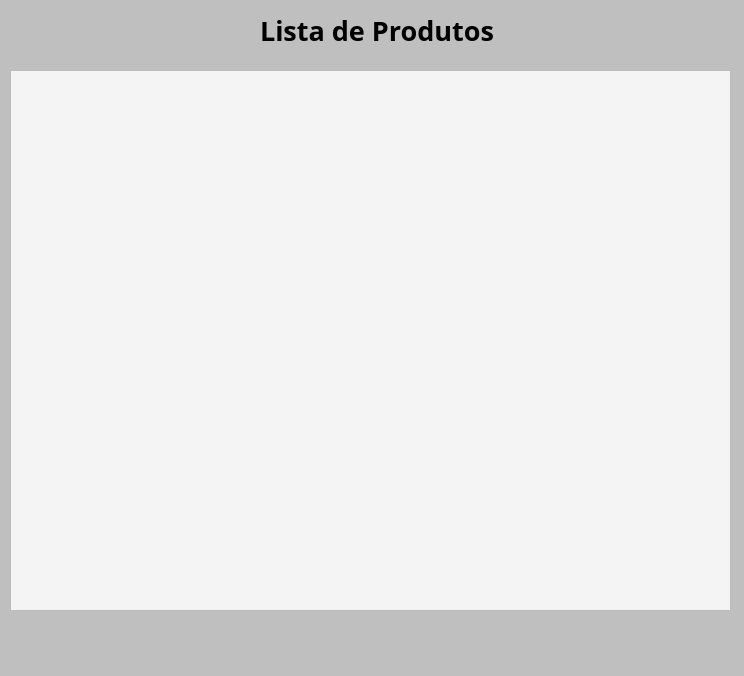
First picture: the form in listar_dados.ui, repository lucarueira/PDV-Shadow, before the edit.
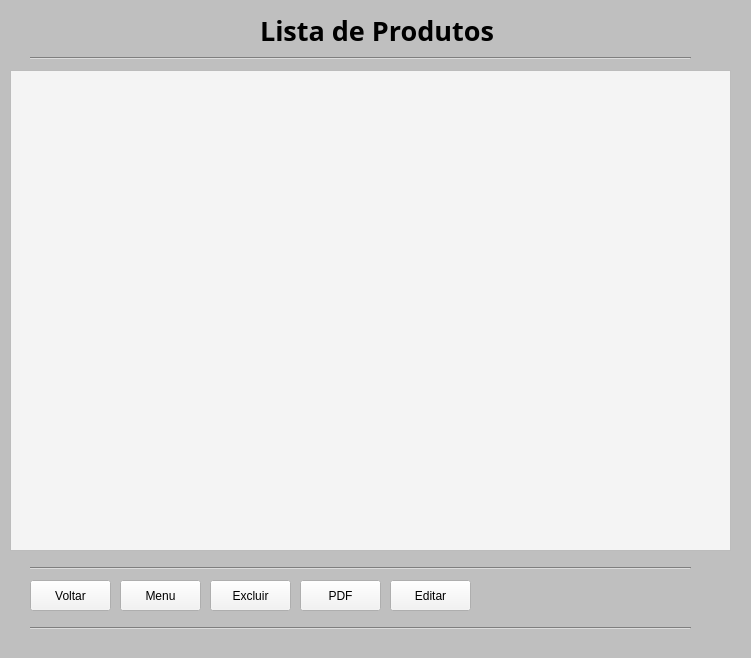
Second picture: the form after the edit.

```diff
--- a/listar_dados.ui
+++ b/listar_dados.ui
@@ -6,8 +6,8 @@
    <rect>
     <x>0</x>
     <y>0</y>
-    <width>744</width>
-    <height>676</height>
+    <width>751</width>
+    <height>658</height>
    </rect>
   </property>
   <property name="windowTitle">
@@ -44,7 +44,7 @@
       <x>10</x>
       <y>70</y>
       <width>721</width>
-      <height>541</height>
+      <height>481</height>
      </rect>
     </property>
     <property name="font">
@@ -58,6 +58,125 @@
      <string notr="true">background-color: rgb(244, 244, 244);</string>
     </property>
    </widget>
+   <widget class="QPushButton" name="pushButton_5">
+    <property name="geometry">
+     <rect>
+      <x>30</x>
+      <y>580</y>
+      <width>81</width>
+      <height>31</height>
+     </rect>
+    </property>
+    <property name="styleSheet">
+     <string notr="true">background-color: rgb(243, 243, 243);</string>
+    </property>
+    <property name="text">
+     <string>Voltar</string>
+    </property>
+   </widget>
+   <widget class="QPushButton" name="pushButton_6">
+    <property name="geometry">
+     <rect>
+      <x>120</x>
+      <y>580</y>
+      <width>81</width>
+      <height>31</height>
+     </rect>
+    </property>
+    <property name="styleSheet">
+     <string notr="true">background-color: rgb(243, 243, 243);</string>
+    </property>
+    <property name="text">
+     <string>Menu</string>
+    </property>
+   </widget>
+   <widget class="Line" name="line_4">
+    <property name="geometry">
+     <rect>
+      <x>30</x>
+      <y>560</y>
+      <width>661</width>
+      <height>16</height>
+     </rect>
+    </property>
+    <property name="orientation">
+     <enum>Qt::Horizontal</enum>
+    </property>
+   </widget>
+   <widget class="Line" name="line_3">
+    <property name="geometry">
+     <rect>
+      <x>30</x>
+      <y>620</y>
+      <width>661</width>
+      <height>16</height>
+     </rect>
+    </property>
+    <property name="orientation">
+     <enum>Qt::Horizontal</enum>
+    </property>
+   </widget>
+   <widget class="Line" name="line_5">
+    <property name="geometry">
+     <rect>
+      <x>30</x>
+      <y>50</y>
+      <width>661</width>
+      <height>16</height>
+     </rect>
+    </property>
+    <property name="orientation">
+     <enum>Qt::Horizontal</enum>
+    </property>
+   </widget>
+   <widget class="QPushButton" name="pushButton_7">
+    <property name="geometry">
+     <rect>
+      <x>210</x>
+      <y>580</y>
+      <width>81</width>
+      <height>31</height>
+     </rect>
+    </property>
+    <property name="styleSheet">
+     <string notr="true">background-color: rgb(243, 243, 243);</string>
+    </property>
+    <property name="text">
+     <string>Excluir</string>
+    </property>
+   </widget>
+   <widget class="QPushButton" name="pushButton_8">
+    <property name="geometry">
+     <rect>
+      <x>300</x>
+      <y>580</y>
+      <width>81</width>
+      <height>31</height>
+     </rect>
+    </property>
+    <property name="styleSheet">
+     <string notr="true">background-color: rgb(243, 243, 243);</string>
+    </property>
+    <property name="text">
+     <string>PDF</string>
+    </property>
+   </widget>
+   <widget class="QPushButton" name="pushButton_9">
+    <property name="geometry">
+     <rect>
+      <x>390</x>
+      <y>580</y>
+      <width>81</width>
+      <height>31</height>
+     </rect>
+    </property>
+    <property name="styleSheet">
+     <string notr="true">background-color: rgb(243, 243, 243);</string>
+    </property>
+    <property name="text">
+     <string>Editar</string>
+    </property>
+   </widget>
   </widget>
   <widget class="QMenuBar" name="menubar">
    <property name="geometry">
```
Left out of the diff: 2 changed lines with no effect on the pictures.
